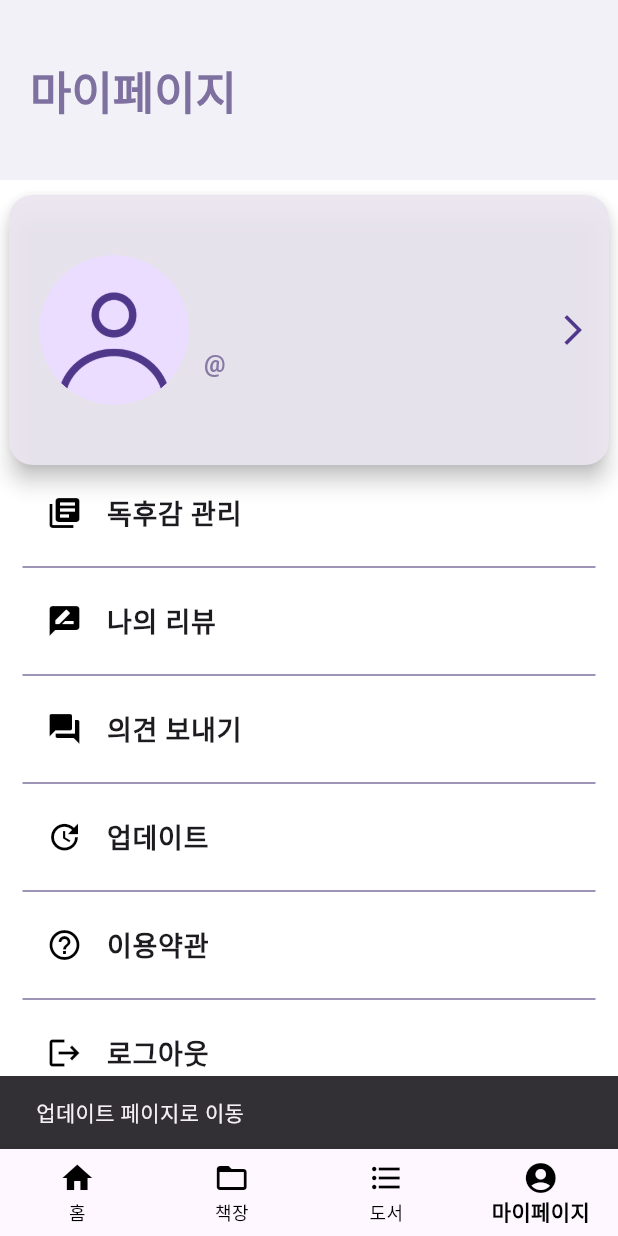
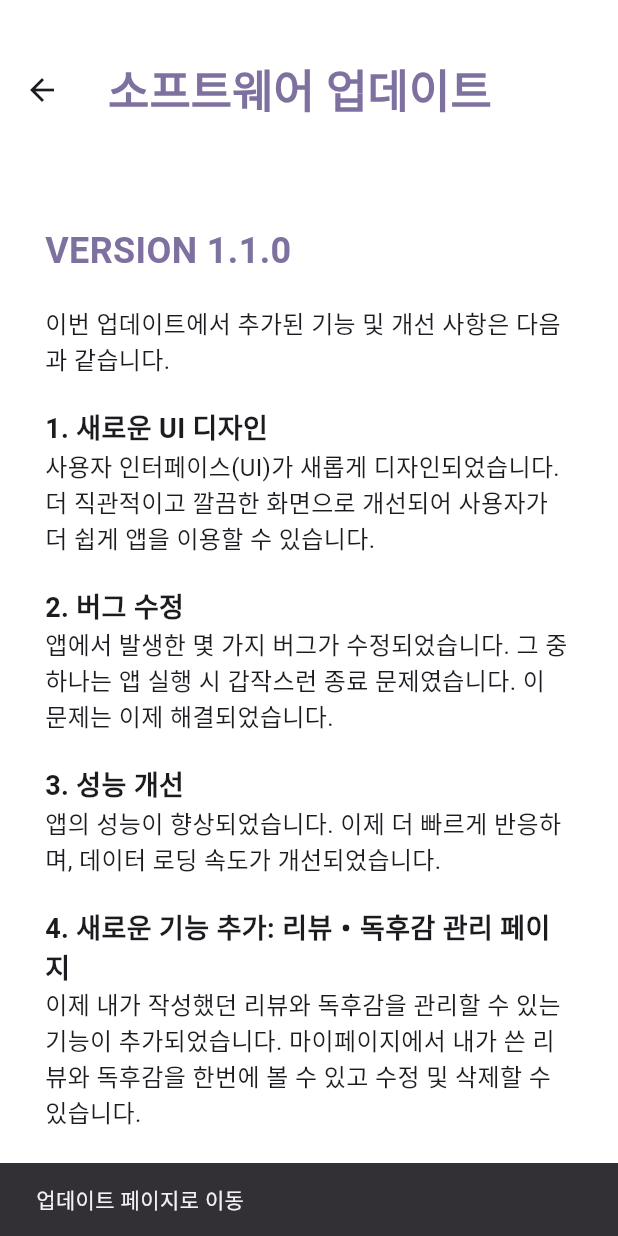
Before and after one commit to Advanced-MobileProgramming/flutter, a Flutter app: the MyPage screen opened directly with empty values, scrolled down 52 dp, after a tap on "업데이트", on a phone screen of 412 x 824 dp. Run offline on Flutter 3.47's test engine with Material 3 defaults, Android fonts, the phone set to English and light mode, and no system bars; our stand-ins replace firebase_core, firebase_database, flutter_rating_bar; accounts and stored records are empty.

Commit message:
이용약관/업데이트 페이지 추가

```diff
--- /dev/null
+++ b/lib/appTOS.dart
@@ -0,0 +1,143 @@
+import 'package:flutter/material.dart';
+
+class AppTOSPage extends StatelessWidget {
+  @override
+  Widget build(BuildContext context) {
+    return Scaffold(
+      appBar: AppBar(
+        title: Text(
+          '이용약관',
+          style: TextStyle(
+            fontSize: 30,
+            fontWeight: FontWeight.bold,
+            color: Color.fromARGB(255, 126, 113, 159),
+          ),
+        ),
+        backgroundColor: Colors.white,
+        toolbarHeight: 120.0,
+      ),
+      body: Padding(
+        padding: const EdgeInsets.all(16.0),
+        child: SingleChildScrollView(
+          child: Column(
+            crossAxisAlignment: CrossAxisAlignment.start,
+            children: [
+              Text(
+                'SOOBOOK 통합 서비스 이용약관',
+                style: TextStyle(
+                  fontSize: 20,
+                  fontWeight: FontWeight.bold,
+                ),
+              ),
+              SizedBox(height: 20),
+              Text(
+                '본 약관은 SOOBOOK 서비스에 대한 이용자와 회사 간의 법적 관계를 정의합니다.',
+                style: TextStyle(fontSize: 16),
+              ),
+              SizedBox(height: 20),
+              Text(
+                '1. 서비스 이용\n',
+                style: TextStyle(
+                  fontSize: 16,
+                  fontWeight: FontWeight.bold, // 번호 부분 굵게
+                ),
+              ),
+              Text(
+                '본 서비스는 사용자에게 책 정보 검색, 책장 관리, 북마크 저장 등 다양한 기능을 제공합니다. 서비스 이용자는 본 서비스를 사용하는 동안 약관을 준수해야 하며, 약관에 동의하지 않는 경우 서비스 이용을 중지해야 합니다.',
+                style: TextStyle(fontSize: 16),
+              ),
+              SizedBox(height: 20),
+              Text(
+                '2. 개인정보 보호\n',
+                style: TextStyle(
+                  fontSize: 16,
+                  fontWeight: FontWeight.bold, // 번호 부분 굵게
+                ),
+              ),
+              Text(
+                '회사는 사용자의 개인정보를 보호하기 위해 최선을 다합니다. 사용자가 제공한 개인정보는 서비스 제공 목적에만 사용되며, 제3자에게 제공되지 않습니다.\n'
+                '회사는 개인정보 보호를 위한 보안 시스템을 운영하고 있으며, 사용자는 본인의 개인정보를 안전하게 관리할 책임이 있습니다.',
+                style: TextStyle(fontSize: 16),
+              ),
+              SizedBox(height: 20),
+              Text(
+                '3. 서비스의 변경 및 종료\n',
+                style: TextStyle(
+                  fontSize: 16,
+                  fontWeight: FontWeight.bold, // 번호 부분 굵게
+                ),
+              ),
+              Text(
+                '회사는 사용자의 편의성을 높이기 위해 서비스를 수시로 변경할 수 있습니다. 서비스 변경 사항은 앱 내 공지사항을 통해 사용자에게 전달됩니다.\n'
+                '또한, 회사는 예고 없이 서비스를 종료할 수 있으며, 이 경우 사용자에게 사전 통지를 제공할 수 있습니다.',
+                style: TextStyle(fontSize: 16),
+              ),
+              SizedBox(height: 20),
+              Text(
+                '4. 사용자 의무\n',
+                style: TextStyle(
+                  fontSize: 16,
+                  fontWeight: FontWeight.bold, // 번호 부분 굵게
+                ),
+              ),
+              Text(
+                '사용자는 본 서비스를 이용할 때, 타인의 권리를 침해하거나 불법적인 활동을 하지 않도록 해야 합니다. 또한, 서비스 이용 중 불법적인 콘텐츠를 공유하거나 유포하는 행위는 금지됩니다.',
+                style: TextStyle(fontSize: 16),
+              ),
+              SizedBox(height: 20),
+              Text(
+                '5. 책임의 한계\n',
+                style: TextStyle(
+                  fontSize: 16,
+                  fontWeight: FontWeight.bold, // 번호 부분 굵게
+                ),
+              ),
+              Text(
+                '회사는 본 서비스에서 제공되는 콘텐츠의 정확성 및 완전성에 대해 보증하지 않습니다. 서비스 이용 중 발생한 문제에 대해 회사는 책임을 지지 않습니다.\n'
+                '서비스 이용에 따른 불편함이나 손해에 대해서는 회사가 책임을 지지 않으며, 사용자는 본 약관에 동의한 것으로 간주됩니다.',
+                style: TextStyle(fontSize: 16),
+              ),
+              SizedBox(height: 20),
+              Text(
+                '6. 약관의 변경\n',
+                style: TextStyle(
+                  fontSize: 16,
+                  fontWeight: FontWeight.bold, // 번호 부분 굵게
+                ),
+              ),
+              Text(
+                '회사는 필요에 따라 본 약관을 수정할 수 있습니다. 약관의 변경 내용은 앱 내 공지사항을 통해 사전 고지됩니다. 변경된 약관은 공지된 날로부터 효력이 발생합니다.',
+                style: TextStyle(fontSize: 16),
+              ),
+              SizedBox(height: 20),
+              Text(
+                '7. 서비스 이용의 종료\n',
+                style: TextStyle(
+                  fontSize: 16,
+                  fontWeight: FontWeight.bold, // 번호 부분 굵게
+                ),
+              ),
+              Text(
+                '사용자는 언제든지 서비스 이용을 중단할 수 있으며, 이 경우 서비스 제공자는 사용자의 데이터 보존 및 계정 삭제 절차를 따릅니다.',
+                style: TextStyle(fontSize: 16),
+              ),
+              SizedBox(height: 20),
+              Text(
+                '8. 기타\n',
+                style: TextStyle(
+                  fontSize: 16,
+                  fontWeight: FontWeight.bold, // 번호 부분 굵게
+                ),
+              ),
+              Text(
+                '본 약관에서 명시되지 않은 사항에 대해서는 관련 법률에 따르며, 사용자와 회사 간의 분쟁은 관할 법원에서 해결합니다.',
+                style: TextStyle(fontSize: 16),
+              ),
+              SizedBox(height: 20),
+            ],
+          ),
+        ),
+      ),
+    );
+  }
+}
--- /dev/null
+++ b/lib/appUpdates.dart
@@ -0,0 +1,127 @@
+import 'package:flutter/material.dart';
+
+class AppUpdatesPage extends StatelessWidget {
+  @override
+  Widget build(BuildContext context) {
+    return Scaffold(
+      appBar: AppBar(
+        title: Text(
+          '소프트웨어 업데이트',
+          style: TextStyle(
+            fontSize: 30,
+            fontWeight: FontWeight.bold,
+            color: Color.fromARGB(255, 126, 113, 159),
+          ),
+        ),
+        backgroundColor: Colors.white,
+        toolbarHeight: 120.0,
+      ),
+      body: Padding(
+        padding: const EdgeInsets.all(30.0),
+        child: SingleChildScrollView(
+          child: Column(
+            crossAxisAlignment: CrossAxisAlignment.start,
+            children: [
+              Text(
+                'VERSION 1.1.0',
+                style: TextStyle(
+                  fontSize: 24,
+                  fontWeight: FontWeight.bold,
+                  color: Color.fromARGB(255, 126, 113, 159),
+                ),
+              ),
+              SizedBox(height: 20),
+              Text(
+                '이번 업데이트에서 추가된 기능 및 개선 사항은 다음과 같습니다.',
+                style: TextStyle(fontSize: 16),
+              ),
+              SizedBox(height: 20),
+              Text(
+                '1. 새로운 UI 디자인',
+                style: TextStyle(
+                  fontSize: 18,
+                  fontWeight: FontWeight.bold,
+                ),
+              ),
+              Text(
+                '사용자 인터페이스(UI)가 새롭게 디자인되었습니다. 더 직관적이고 깔끔한 화면으로 개선되어 사용자가 더 쉽게 앱을 이용할 수 있습니다.',
+                style: TextStyle(fontSize: 16),
+              ),
+              SizedBox(height: 20),
+              Text(
+                '2. 버그 수정',
+                style: TextStyle(
+                  fontSize: 18,
+                  fontWeight: FontWeight.bold,
+                ),
+              ),
+              Text(
+                '앱에서 발생한 몇 가지 버그가 수정되었습니다. 그 중 하나는 앱 실행 시 갑작스런 종료 문제였습니다. 이 문제는 이제 해결되었습니다.',
+                style: TextStyle(fontSize: 16),
+              ),
+              SizedBox(height: 20),
+              Text(
+                '3. 성능 개선',
+                style: TextStyle(
+                  fontSize: 18,
+                  fontWeight: FontWeight.bold,
+                ),
+              ),
+              Text(
+                '앱의 성능이 향상되었습니다. 이제 더 빠르게 반응하며, 데이터 로딩 속도가 개선되었습니다.',
+                style: TextStyle(fontSize: 16),
+              ),
+              SizedBox(height: 20),
+              Text(
+                '4. 새로운 기능 추가: 리뷰・독후감 관리 페이지',
+                style: TextStyle(
+                  fontSize: 18,
+                  fontWeight: FontWeight.bold,
+                ),
+              ),
+              Text(
+                '이제 내가 작성했던 리뷰와 독후감을 관리할 수 있는 기능이 추가되었습니다. 마이페이지에서 내가 쓴 리뷰와 독후감을 한번에 볼 수 있고 수정 및 삭제할 수 있습니다.',
+                style: TextStyle(fontSize: 16),
+              ),
+              SizedBox(height: 20),
+              Text(
+                '5. 사용자 피드백 기능 추가',
+                style: TextStyle(
+                  fontSize: 18,
+                  fontWeight: FontWeight.bold,
+                ),
+              ),
+              Text(
+                '사용자가 앱 내에서 직접 피드백을 남길 수 있는 기능이 추가되었습니다. 이제 앱의 기능 개선이나 버그 신고를 쉽게 할 수 있습니다.',
+                style: TextStyle(fontSize: 16),
+              ),
+              SizedBox(height: 20),
+              Text(
+                '6. 기타 개선 사항',
+                style: TextStyle(
+                  fontSize: 18,
+                  fontWeight: FontWeight.bold,
+                ),
+              ),
+              Text(
+                '앱의 여러 부분에서 작은 버그 수정 및 성능 개선이 이루어졌습니다. 사용자의 경험을 보다 향상시키기 위해 지속적으로 개선 작업을 진행하고 있습니다.',
+                style: TextStyle(fontSize: 16),
+              ),
+              SizedBox(height: 30),
+              ElevatedButton(
+                onPressed: () {
+                  Navigator.pop(context);
+                },
+                style: ElevatedButton.styleFrom(
+                  backgroundColor: Color.fromARGB(255, 126, 113, 159), // 배경색 설정
+                  foregroundColor: Colors.white, // 텍스트 색상 설정
+                ),
+                child: Text('업데이트 완료'),
+              ),
+            ],
+          ),
+        ),
+      ),
+    );
+  }
+}
--- a/lib/myPage.dart
+++ b/lib/myPage.dart
@@ -1,5 +1,7 @@
 import 'package:flutter/material.dart';
 import 'package:soobook/allBooks.dart';
+import 'package:soobook/appTOS.dart';
+import 'package:soobook/appUpdates.dart';
 import 'package:soobook/bookShelf.dart';
 import 'package:soobook/myHome.dart'; // HomePage가 필요하다면 임포트
 import 'package:soobook/login.dart'; // 로그인 페이지 임포트
@@ -211,6 +213,13 @@ class _MyPageState extends State<MyPage> {
                         style: TextStyle(
                             fontSize: 18, fontWeight: FontWeight.bold)),
                     onTap: () {
+                      Navigator.push(
+                        context,
+                        MaterialPageRoute(
+                          builder: (context) => AppUpdatesPage(
+                          ),
+                        ),
+                      );
                       ScaffoldMessenger.of(context).showSnackBar(
                         SnackBar(content: Text('업데이트 페이지로 이동')),
                       );
@@ -223,6 +232,13 @@ class _MyPageState extends State<MyPage> {
                         style: TextStyle(
                             fontSize: 18, fontWeight: FontWeight.bold)),
                     onTap: () {
+                      Navigator.push(
+                        context,
+                        MaterialPageRoute(
+                          builder: (context) => AppTOSPage(
+                          ),
+                        ),
+                      );
                       ScaffoldMessenger.of(context).showSnackBar(
                         SnackBar(content: Text('이용약관 페이지로 이동')),
                       );
```
